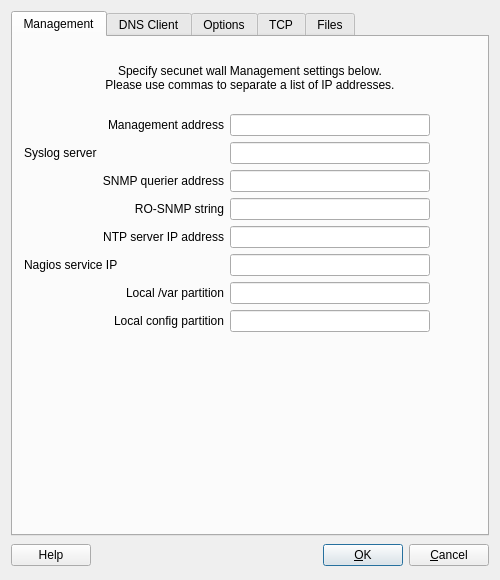
First picture: the form in src/gui/secuwalladvanceddialog_q.ui, repository fwbuilder/fwbuilder, before the edit.
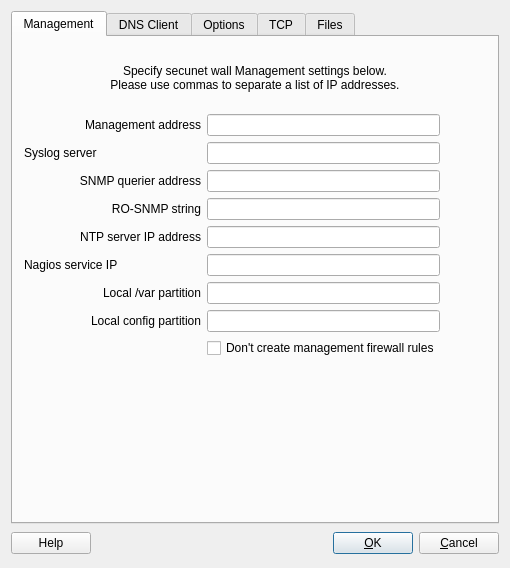
Second picture: the form after the edit. Icons and pictures are not drawn.

Commit message: Add option to disable mgmt firewall rules generation.

The edit to the form file:
```diff
--- a/src/gui/secuwalladvanceddialog_q.ui
+++ b/src/gui/secuwalladvanceddialog_q.ui
@@ -5,8 +5,8 @@
    <rect>
     <x>0</x>
     <y>0</y>
-    <width>500</width>
-    <height>580</height>
+    <width>510</width>
+    <height>568</height>
    </rect>
   </property>
   <property name="windowTitle" >
@@ -340,6 +340,13 @@
          </property>
         </spacer>
        </item>
+       <item row="12" column="1" >
+        <widget class="QCheckBox" name="secuwall_mgmt_rules_disable" >
+         <property name="text" >
+          <string>Don't create management firewall rules</string>
+         </property>
+        </widget>
+       </item>
       </layout>
      </widget>
      <widget class="QWidget" name="tab1" >
```
Left out of the diff: 4 changed lines with no effect on the pictures. The commit also changes 1 other file.
